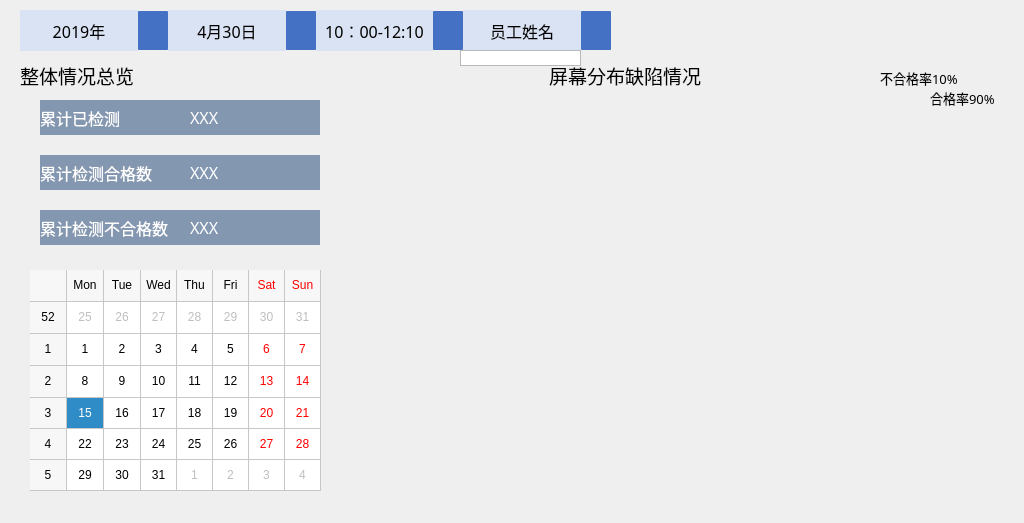
jaueone/Magnetic, file main_page/screenresult.ui: the form before one commit.
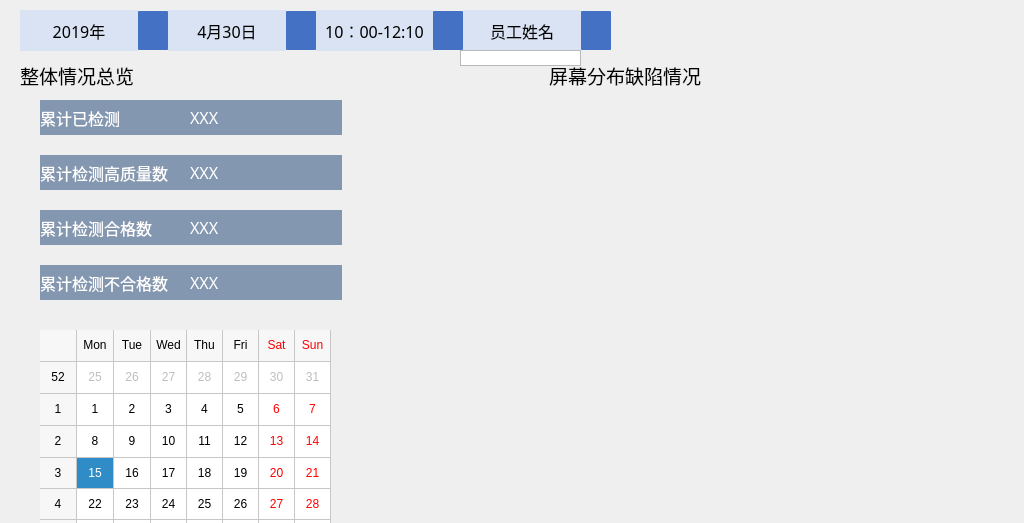
The form after the commit. Icons and pictures are not drawn.

Commit message: 1,添加检测次品等级，数据库筛选   2，添加物料缓冲故障码  3，软件启动时检查磁盘剩余空间，空间不足时清空qt_photo储存图片目录

```diff
--- a/main_page/screenresult.ui
+++ b/main_page/screenresult.ui
@@ -18,8 +18,8 @@
     <rect>
      <x>40</x>
      <y>100</y>
-     <width>280</width>
-     <height>151</height>
+     <width>302</width>
+     <height>222</height>
     </rect>
    </property>
    <layout class="QFormLayout" name="formLayout_2">
@@ -67,7 +67,7 @@
       </property>
      </widget>
     </item>
-    <item row="1" column="0">
+    <item row="2" column="0">
      <widget class="QLabel" name="label_3">
       <property name="minimumSize">
        <size>
@@ -89,7 +89,7 @@
       </property>
      </widget>
     </item>
-    <item row="1" column="1">
+    <item row="2" column="1">
      <widget class="QLabel" name="label_6">
       <property name="font">
        <font>
@@ -105,7 +105,7 @@
       </property>
      </widget>
     </item>
-    <item row="2" column="0">
+    <item row="3" column="0">
      <widget class="QLabel" name="label_4">
       <property name="minimumSize">
        <size>
@@ -127,7 +127,7 @@
       </property>
      </widget>
     </item>
-    <item row="2" column="1">
+    <item row="3" column="1">
      <widget class="QLabel" name="label_7">
       <property name="font">
        <font>
@@ -143,6 +143,44 @@
       </property>
      </widget>
     </item>
+    <item row="1" column="0">
+     <widget class="QLabel" name="label_9">
+      <property name="minimumSize">
+       <size>
+        <width>150</width>
+        <height>35</height>
+       </size>
+      </property>
+      <property name="font">
+       <font>
+        <family>Microsoft YaHei</family>
+        <pointsize>12</pointsize>
+       </font>
+      </property>
+      <property name="styleSheet">
+       <string notr="true">QLabel{color:white;font-family:Microsoft YaHei; background-color:rgb(132,151,176);}</string>
+      </property>
+      <property name="text">
+       <string>累计检测高质量数</string>
+      </property>
+     </widget>
+    </item>
+    <item row="1" column="1">
+     <widget class="QLabel" name="label_11">
+      <property name="font">
+       <font>
+        <family>Microsoft YaHei</family>
+        <pointsize>12</pointsize>
+       </font>
+      </property>
+      <property name="styleSheet">
+       <string notr="true">QLabel{color:white;font-family:Microsoft YaHei; background-color:rgb(132,151,176);}</string>
+      </property>
+      <property name="text">
+       <string>XXX</string>
+      </property>
+     </widget>
+    </item>
    </layout>
   </widget>
   <widget class="QWidget" name="horizontalLayoutWidget">
@@ -400,7 +438,7 @@
     <rect>
      <x>350</x>
      <y>110</y>
-     <width>591</width>
+     <width>601</width>
      <height>401</height>
     </rect>
    </property>
@@ -410,70 +448,11 @@
     </property>
    </layout>
   </widget>
-  <widget class="QLabel" name="label_17">
-   <property name="geometry">
-    <rect>
-     <x>880</x>
-     <y>70</y>
-     <width>91</width>
-     <height>16</height>
-    </rect>
-   </property>
-   <property name="font">
-    <font>
-     <family>微软雅黑</family>
-     <pointsize>10</pointsize>
-    </font>
-   </property>
-   <property name="text">
-    <string>不合格率10%</string>
-   </property>
-  </widget>
-  <widget class="QLabel" name="label_18">
-   <property name="geometry">
-    <rect>
-     <x>930</x>
-     <y>90</y>
-     <width>81</width>
-     <height>16</height>
-    </rect>
-   </property>
-   <property name="font">
-    <font>
-     <family>微软雅黑</family>
-     <pointsize>10</pointsize>
-    </font>
-   </property>
-   <property name="text">
-    <string>合格率90%</string>
-   </property>
-  </widget>
-  <widget class="QWidget" name="widget" native="true">
-   <property name="geometry">
-    <rect>
-     <x>670</x>
-     <y>20</y>
-     <width>301</width>
-     <height>31</height>
-    </rect>
-   </property>
-   <widget class="QWidget" name="verticalLayoutWidget_2">
-    <property name="geometry">
-     <rect>
-      <x>70</x>
-      <y>10</y>
-      <width>371</width>
-      <height>21</height>
-     </rect>
-    </property>
-    <layout class="QVBoxLayout" name="verticalLayout_2"/>
-   </widget>
-  </widget>
   <widget class="QCalendarWidget" name="calendarWidget">
    <property name="geometry">
     <rect>
-     <x>30</x>
-     <y>270</y>
+     <x>40</x>
+     <y>330</y>
      <width>291</width>
      <height>221</height>
     </rect>
```
Left out of the diff: 11 changed lines with no effect on the pictures. The commit also changes 14 other files.
